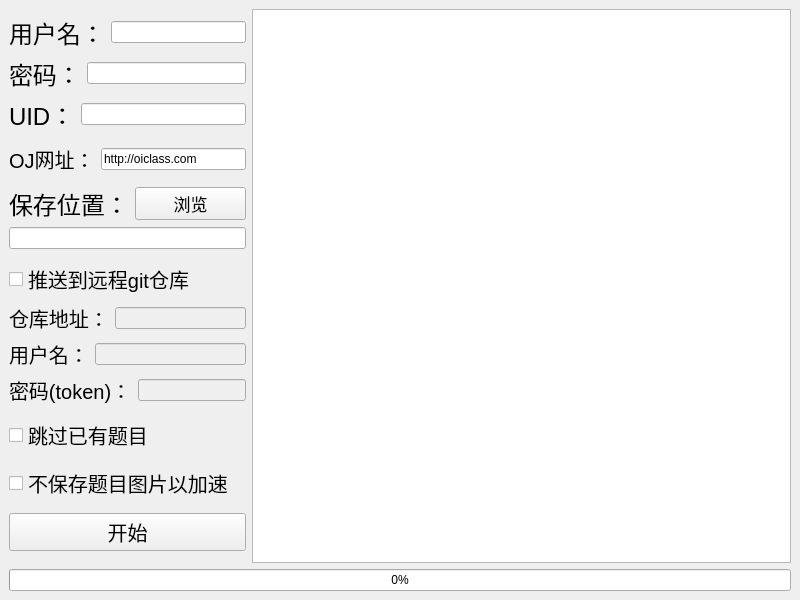
Qt form mainwindow.ui (Lixuannan/Fish) before a commit.
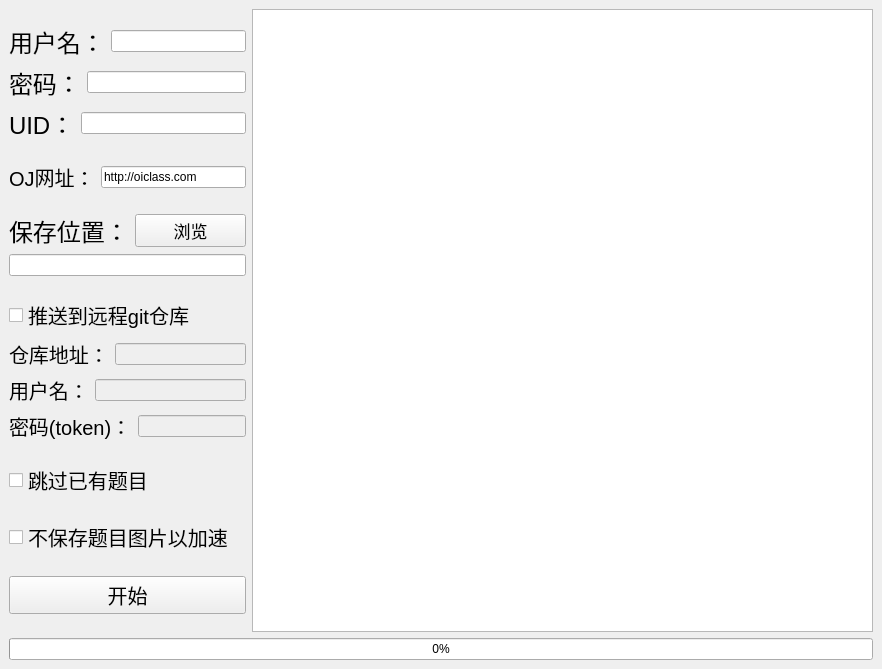
The same form after that commit.

What changed in the file:
```diff
--- a/mainwindow.ui
+++ b/mainwindow.ui
@@ -6,8 +6,8 @@
    <rect>
     <x>0</x>
     <y>0</y>
-    <width>800</width>
-    <height>600</height>
+    <width>882</width>
+    <height>669</height>
    </rect>
   </property>
   <property name="windowTitle">
```
